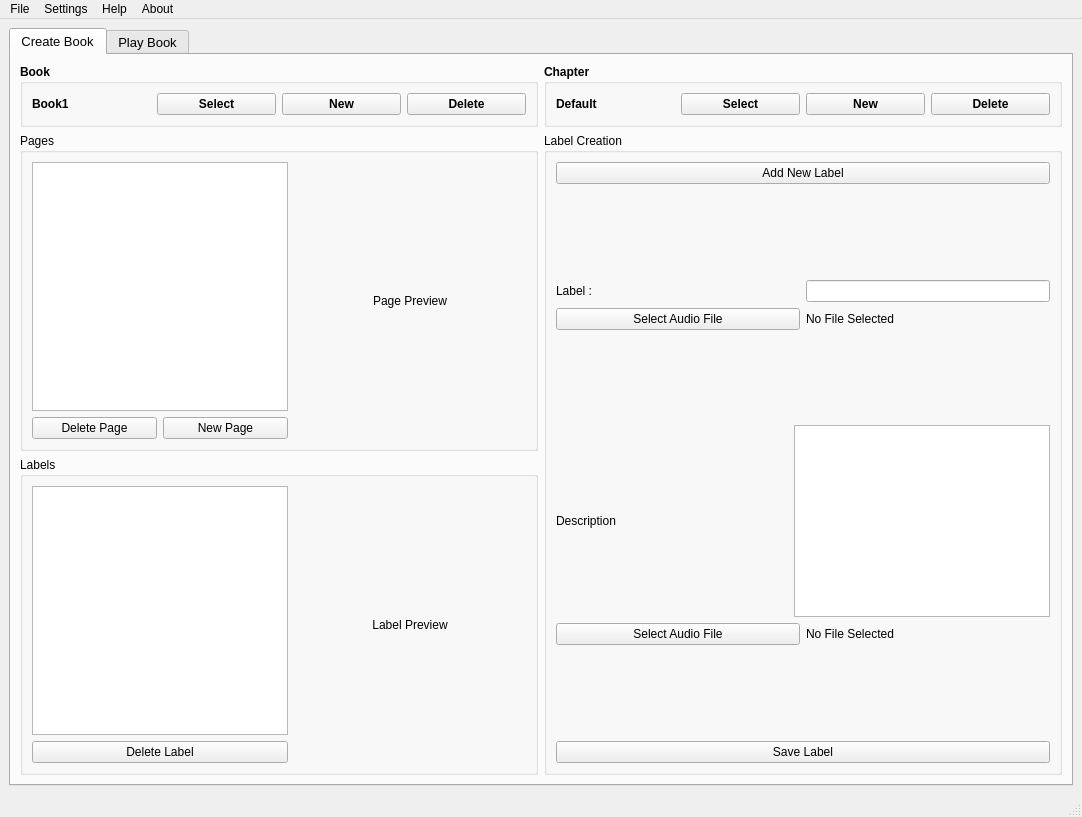
swarooplr/Auducator, file miscellaneous/UI files/Auducator_v4.ui: the form before one commit.
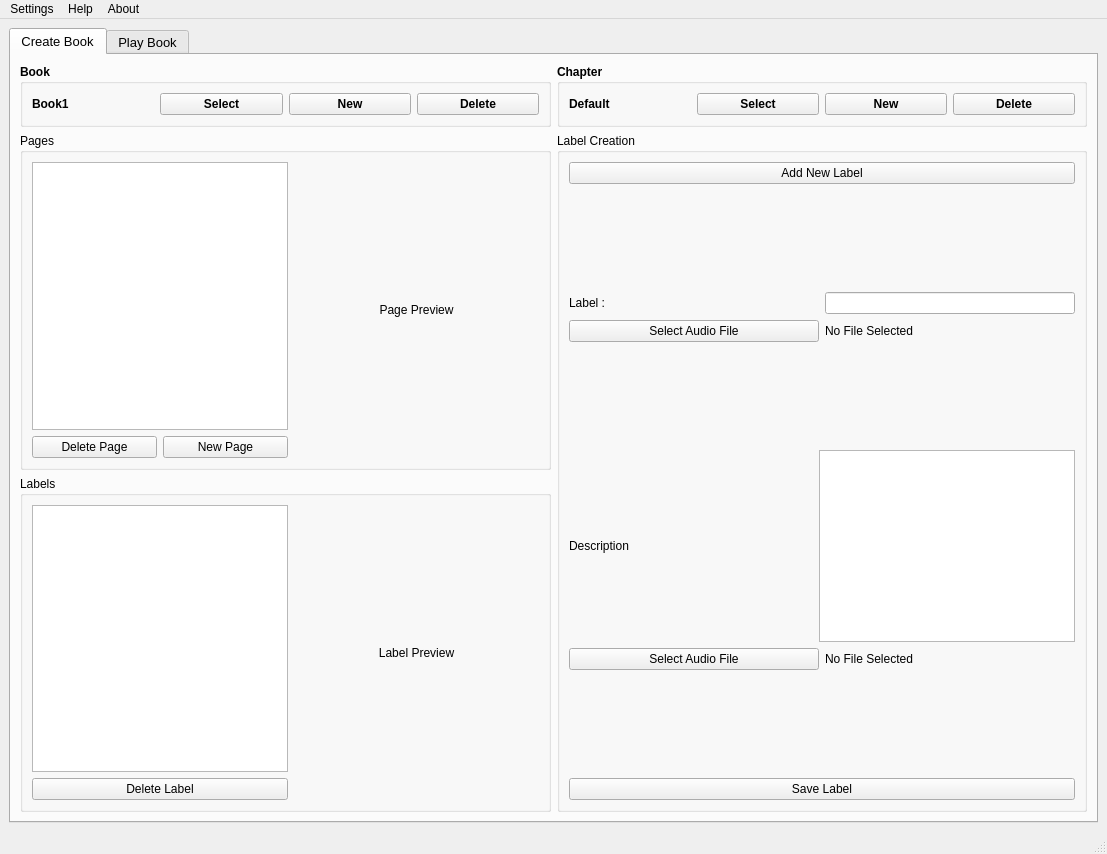
The form after the commit.

```diff
--- a/miscellaneous/UI files/Auducator_v4.ui
+++ b/miscellaneous/UI files/Auducator_v4.ui
@@ -6,8 +6,8 @@
    <rect>
     <x>0</x>
     <y>0</y>
-    <width>1082</width>
-    <height>817</height>
+    <width>1107</width>
+    <height>854</height>
    </rect>
   </property>
   <property name="minimumSize">
@@ -880,15 +880,10 @@
     <rect>
      <x>0</x>
      <y>0</y>
-     <width>1082</width>
+     <width>1107</width>
      <height>26</height>
     </rect>
    </property>
-   <widget class="QMenu" name="menuFile">
-    <property name="title">
-     <string>File</string>
-    </property>
-   </widget>
    <widget class="QMenu" name="menuSettings">
     <property name="title">
      <string>Settings</string>
@@ -904,7 +899,6 @@
      <string>About</string>
     </property>
    </widget>
-   <addaction name="menuFile"/>
    <addaction name="menuSettings"/>
    <addaction name="menuHelp"/>
    <addaction name="menuAbout"/>
```
Left out of the diff: 66 changed lines with no effect on the pictures.
